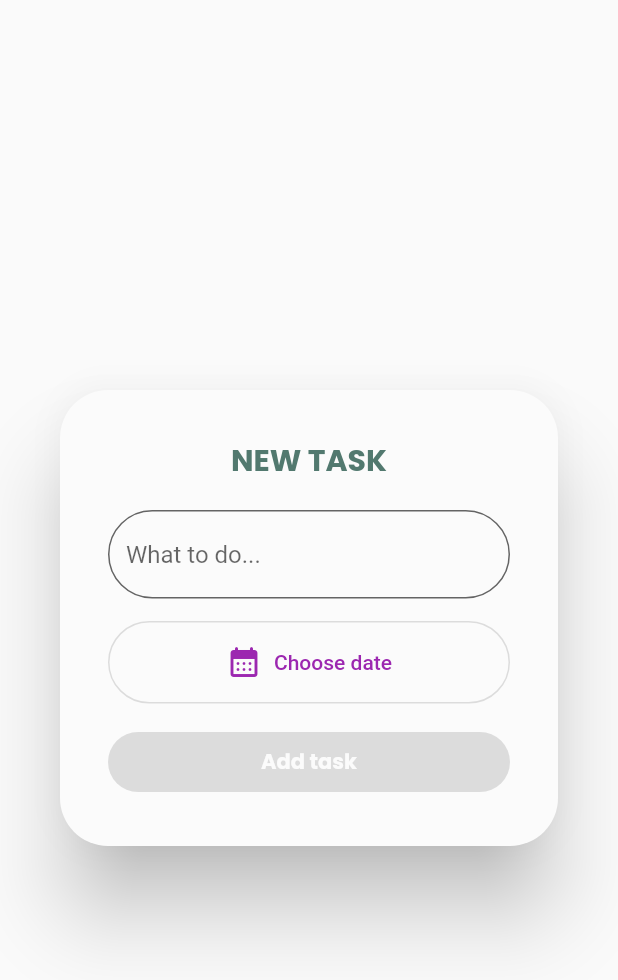
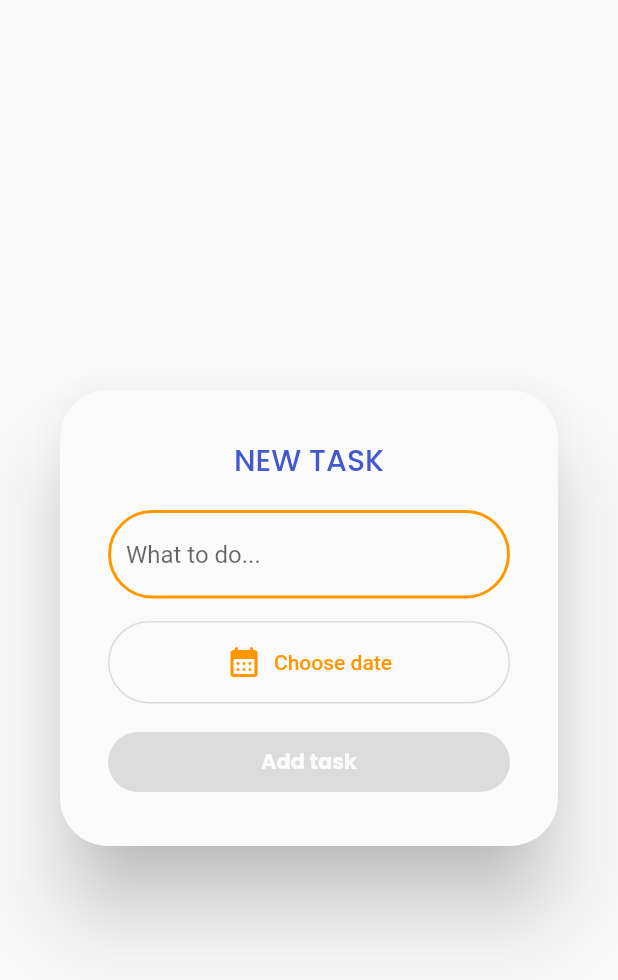
Before and after one commit to ninagebalska/what_to_do_app, a Flutter app: the AddTaskDialog widget shown alone on an empty page, opened directly, on a phone screen of 412 x 824 dp. Shown: the top 980 px of the screen. Run offline on Flutter 3.47's test engine with Material 2 defaults, Android fonts, the phone set to English and light mode, and no system bars; our stand-ins replace bloc, cloud_firestore, firebase_auth, firebase_core, flutter_bloc, google_fonts; missing offline and left inert: firebase_ui_auth; accounts and stored records are empty; network calls fail.

Commit message:
Change ui colors

```diff
--- a/lib/features/add/add_dialog/add_task.dart
+++ b/lib/features/add/add_dialog/add_task.dart
@@ -52,23 +52,30 @@ class _AddTaskDialogState extends State<AddTaskDialog> {
                     Text(
                       'NEW TASK',
                       style: GoogleFonts.poppins(
-                          color: const Color(0xFF52796F),
-                          fontWeight: FontWeight.bold,
+                          color: const Color(0xFF4158D0),
+                          fontWeight: FontWeight.w500,
                           fontSize: 20),
                     ),
                     const SizedBox(height: 18),
                     TextField(
                       decoration: InputDecoration(
+                        enabledBorder: OutlineInputBorder(
+                          borderSide: const BorderSide(
+                            width: 2,
+                            color: Colors.orange,
+                          ),
+                          borderRadius: BorderRadius.circular(32.0),
+                        ),
                         border: OutlineInputBorder(
                           borderSide: const BorderSide(
-                            width: 3,
-                            color: Color.fromARGB(255, 194, 194, 194),
+                            width: 2,
+                            color: Colors.orange,
                           ),
                           borderRadius: BorderRadius.circular(32.0),
                         ),
                         hintText: 'What to do...',
-                        filled: true,
-                        fillColor: const Color(0xFFFBFBFB),
+                        // filled: true,
+                        // fillColor: const Color(0xFFFBFBFB),
                       ),
                       onChanged: (newValue) {
                         setState(() {
--- a/lib/main.dart
+++ b/lib/main.dart
@@ -20,7 +20,7 @@ class MyApp extends StatelessWidget {
     return MaterialApp(
       title: 'Flutter Demo',
       theme: ThemeData(
-        primarySwatch: Colors.purple,
+        primarySwatch: Colors.orange,
       ),
       home: const AuthGate(),
       debugShowCheckedModeBanner: false,
```
Also changed, not shown: lib/features/drawer/drawer.dart (+31 -18 lines), lib/features/home/page/home_page.dart (+14 -9 lines).
